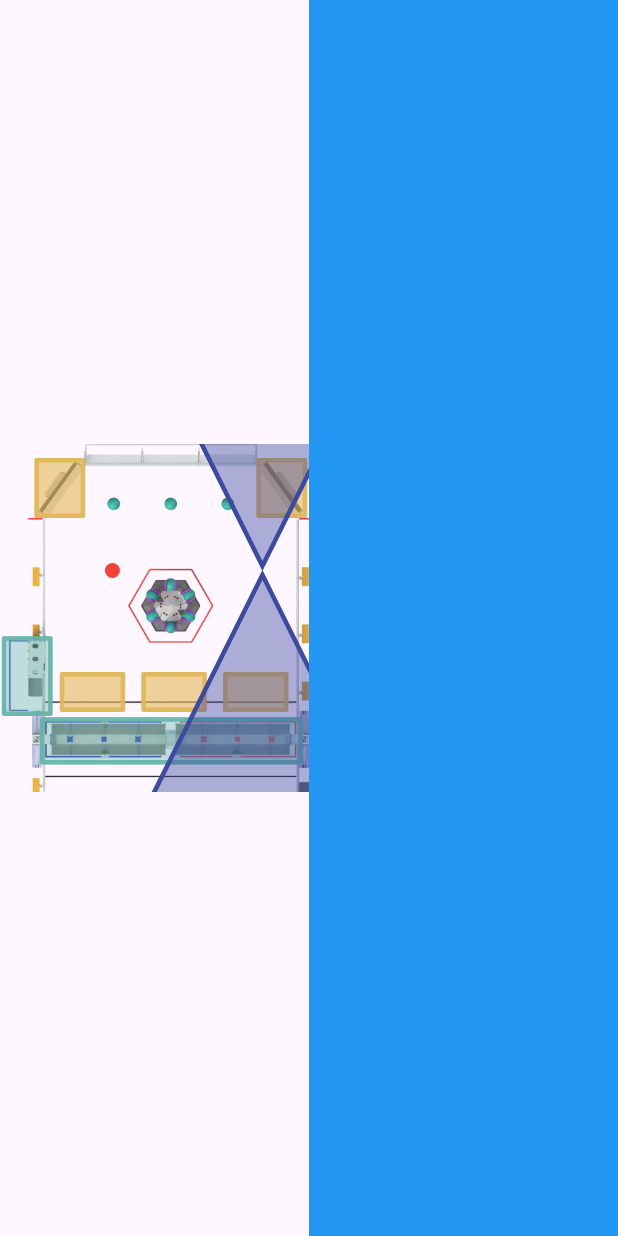
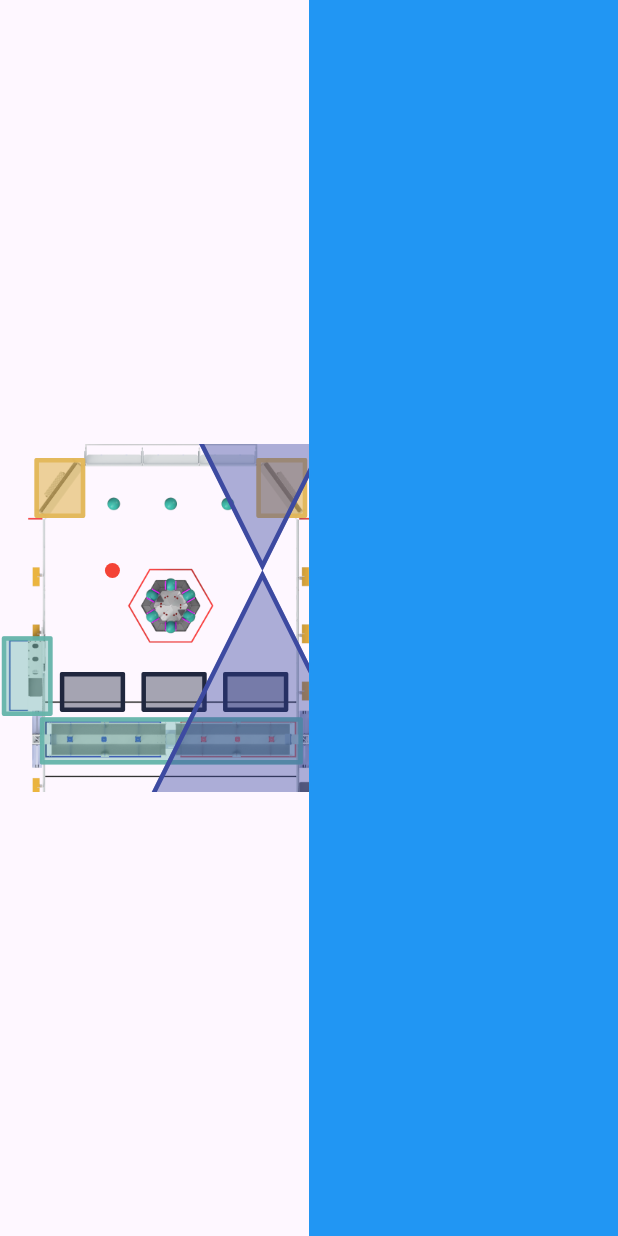
Before and after one commit to FRC-6998/scouting-app-2025, a Flutter app: the screen it shows after launch, on a phone screen of 412 x 824 dp. Run offline on Flutter 3.47's test engine with Material 3 defaults, Android fonts, the phone set to English and light mode, and no system bars.

Commit message:
refactor: 1.move fieldWidgets to widgets folder 2.add constants.dart 3.use packed InkWellContainer in fieldWidgets.dart(only comment old code)

```diff
--- /dev/null
+++ b/lib/constants.dart
@@ -0,0 +1,22 @@
+import 'package:flutter/material.dart';
+
+class AppColors {
+  static const Color sourceAreaColor = Color(0x99E2B656);
+  static const Color sourceBorderColor = Color(0xE6E2B656);
+
+  static const Color scoreAreaColor = Color(0x6663B3A9);
+  static const Color scoreBorderColor = Color(0xE663B3A9);
+
+  static const Color reefAreaColor = Color(0x66303E9B);
+  static const Color reefBorderColor = Color(0xFF3D4AA1);
+
+  static const Color reefBtnColor = Color(0x66BA41D3);
+  static const Color reefBtnBorderColor = Color(0xE6BA41D3);
+
+  static const Color prematchBtnColor = Color(0x6620273E);
+  static const Color prematchBtnBorderColor = Color(0xFF20273E);
+}
+
+class AppRadius {
+  static const double fieldAreaRadius = 5;
+}
--- a/lib/main.dart
+++ b/lib/main.dart
@@ -1,7 +1,8 @@
 import 'package:flutter/material.dart';
 import 'dart:math' as math;
 
-import 'util/fieldWidgets.dart';
+import 'widgets/fieldWidgets.dart';
+import 'constants.dart';
 
 void main() {
   runApp(const MyApp());
@@ -259,108 +260,150 @@ class _MyHomePageState extends State<MyHomePage> {
                   child: Stack(
                     children: [
                       Image.asset('assets/images/2025field.png'),
-                      // InkwellContainer(
-                      //   left: 95,
-                      //   top: 40,
-                      //   width: 140,
-                      //   height: 165,
-                      //   factor: fieldFactor,
-                      //   color: Color(0x99E2B656),
-                      //   borderColor: Color(0xE6E2B656),
-                      //   borderWidth: 3,
-                      //   borderRadius: areaRadius,
-                      //   onTap: () {
-                      //     print(fieldFactor);
-                      //   },
-                      // ),
-                      Positioned(
-                        left: 95 * fieldFactor,
-                        top: 40 * fieldFactor,
-                        child: InkWell(
+                      InkwellContainer(
+                        left: 95,
+                        top: 40,
+                        width: 140,
+                        height: 165,
+                        factor: fieldFactor,
+                        color: AppColors.sourceAreaColor,
+                        borderColor: AppColors.sourceBorderColor,
+                        borderWidth: 3,
+                        borderRadius: AppRadius.fieldAreaRadius,
                         onTap: () {
                           print(fieldFactor);
                         },
-                          child: Container(
-                            width: 140 * fieldFactor,
-                            height: 165 * fieldFactor,
-                            // color: Colors.green.withAlpha(100),
-                            decoration: BoxDecoration(
-                              color: Color(0x99E2B656),
-                              border: Border.all(
-                                color: Color(0xE6E2B656),
-                                width: 3,
                       ),
-                              borderRadius: BorderRadius.circular(areaRadius),
-                            ),
-                          ),
-                        ),
-                      ),
-                      Positioned(
-                        right: 5 * fieldFactor,
-                        top: 40 * fieldFactor,
-                        child: InkWell(
+                      InkwellContainer(
+                        right: 5,
+                        top: 40,
+                        width: 140,
+                        height: 165,
+                        factor: fieldFactor,
+                        color: AppColors.sourceAreaColor,
+                        borderColor: AppColors.sourceBorderColor,
+                        borderWidth: 3,
+                        borderRadius: AppRadius.fieldAreaRadius,
                         onTap: () {
                           print(fieldFactor);
                         },
-                          child: Container(
-                            width: 140 * fieldFactor,
-                            height: 165 * fieldFactor,
-                            // color: Colors.green.withAlpha(100),
-                            decoration: BoxDecoration(
-                              color: Color(0x99E2B656),
-                              border: Border.all(
-                                color: Color(0xE6E2B656),
-                                width: 3,
                       ),
-                              borderRadius: BorderRadius.circular(areaRadius),
-                            ),
-                          ),
-                        ),
-                      ),
-                      Positioned(
-                        left: 5 * fieldFactor,
-                        top: 531 * fieldFactor,
-                        child: InkWell(
+                      InkwellContainer(
+                        left: 5,
+                        top: 531,
+                        width: 140,
+                        height: 220,
+                        factor: fieldFactor,
+                        color: AppColors.scoreAreaColor,
+                        borderColor: AppColors.scoreBorderColor,
+                        borderWidth: 3,
+                        borderRadius: AppRadius.fieldAreaRadius,
                         onTap: () {
                           print(fieldFactor);
                         },
-                          child: Container(
-                            width: 140 * fieldFactor,
-                            height: 220 * fieldFactor,
-                            // color: Colors.green.withAlpha(100),
-                            decoration: BoxDecoration(
-                              color: Color(0x6663B3A9),
-                              border: Border.all(
-                                color: Color(0xE663B3A9),
-                                width: 3,
                       ),
-                              borderRadius: BorderRadius.circular(areaRadius),
-                            ),
-                          ),
-                        ),
-                      ),
-                      Positioned(
-                        left: 110 * fieldFactor,
-                        top: 755 * fieldFactor,
-                        child: InkWell(
+                      InkwellContainer(
+                        left: 110,
+                        top: 755,
+                        width: 725,
+                        height: 130,
+                        factor: fieldFactor,
+                        color: AppColors.scoreAreaColor,
+                        borderColor: AppColors.scoreBorderColor,
+                        borderWidth: 3,
+                        borderRadius: AppRadius.fieldAreaRadius,
                         onTap: () {
                           print(fieldFactor);
                         },
-                          child: Container(
-                            width: 725 * fieldFactor,
-                            height: 130 * fieldFactor,
-                            // color: Colors.green.withAlpha(100),
-                            decoration: BoxDecoration(
-                              color: Color(0x6663B3A9),
-                              border: Border.all(
-                                color: Color(0xE663B3A9),
-                                width: 3,
                       ),
-                              borderRadius: BorderRadius.circular(areaRadius),
-                            ),
-                          ),
-                        ),
-                      ),
+                      // Positioned(
+                      //   left: 95 * fieldFactor,
+                      //   top: 40 * fieldFactor,
+                      //   child: InkWell(
+                      //     onTap: () {
+                      //       print(fieldFactor);
+                      //     },
+                      //     child: Container(
+                      //       width: 140 * fieldFactor,
+                      //       height: 165 * fieldFactor,
+                      //       // color: Colors.green.withAlpha(100),
+                      //       decoration: BoxDecoration(
+                      //         color: Color(0x99E2B656),
+                      //         border: Border.all(
+                      //           color: Color(0xE6E2B656),
+                      //           width: 3,
+                      //         ),
+                      //         borderRadius: BorderRadius.circular(areaRadius),
+                      //       ),
+                      //     ),
+                      //   ),
+                      // ),
+                      // Positioned(
+                      //   right: 5 * fieldFactor,
+                      //   top: 40 * fieldFactor,
+                      //   child: InkWell(
+                      //     onTap: () {
+                      //       print(fieldFactor);
+                      //     },
+                      //     child: Container(
+                      //       width: 140 * fieldFactor,
+                      //       height: 165 * fieldFactor,
+                      //       // color: Colors.green.withAlpha(100),
+                      //       decoration: BoxDecoration(
+                      //         color: Color(0x99E2B656),
+                      //         border: Border.all(
+                      //           color: Color(0xE6E2B656),
+                      //           width: 3,
+                      //         ),
+                      //         borderRadius: BorderRadius.circular(areaRadius),
+                      //       ),
+                      //     ),
+                      //   ),
+                      // ),
+                      // Positioned(
+                      //   left: 5 * fieldFactor,
+                      //   top: 531 * fieldFactor,
+                      //   child: InkWell(
+                      //     onTap: () {
+                      //       print(fieldFactor);
+                      //     },
+                      //     child: Container(
+                      //       width: 140 * fieldFactor,
+                      //       height: 220 * fieldFactor,
+                      //       // color: Colors.green.withAlpha(100),
+                      //       decoration: BoxDecoration(
+                      //         color: Color(0x6663B3A9),
+                      //         border: Border.all(
+                      //           color: Color(0xE663B3A9),
+                      //           width: 3,
+                      //         ),
+                      //         borderRadius: BorderRadius.circular(areaRadius),
+                      //       ),
+                      //     ),
+                      //   ),
+                      // ),
+                      // Positioned(
+                      //   left: 110 * fieldFactor,
+                      //   top: 755 * fieldFactor,
+                      //   child: InkWell(
+                      //     onTap: () {
+                      //       print(fieldFactor);
+                      //     },
+                      //     child: Container(
+                      //       width: 725 * fieldFactor,
+                      //       height: 130 * fieldFactor,
+                      //       // color: Colors.green.withAlpha(100),
+                      //       decoration: BoxDecoration(
+                      //         color: Color(0x6663B3A9),
+                      //         border: Border.all(
+                      //           color: Color(0xE663B3A9),
+                      //           width: 3,
+                      //         ),
+                      //         borderRadius: BorderRadius.circular(areaRadius),
+                      //       ),
+                      //     ),
+                      //   ),
+                      // ),
                       // Positioned(
                       //   left: 110 * fieldFactor,
                       //   top: 600 * fieldFactor,
@@ -391,62 +434,86 @@ class _MyHomePageState extends State<MyHomePage> {
                             height: 110 * fieldFactor,
                             child: Row(
                               children: [
-                                InkWell(
-                                  onTap: () {
-                                    print(fieldFactor);
-                                  },
-                                  child: Container(
-                                    width: 180 * fieldFactor,
-                                    // color: Colors.green.withAlpha(100),
-                                    decoration: BoxDecoration(
-                                      color: Color(0x99E2B656),
-                                      border: Border.all(
-                                        color: Color(0xE6E2B656),
-                                        width: 3,
+                                InkwellContainer(
+                                  width: 180,
+                                  factor: fieldFactor,
+                                  color: AppColors.prematchBtnColor,
+                                  borderColor: AppColors.prematchBtnBorderColor,
+                                  borderWidth: 3,
+                                  borderRadius: AppRadius.fieldAreaRadius,
                                 ),
-                                      borderRadius:
-                                          BorderRadius.circular(areaRadius),
+                                // InkWell(
+                                //   onTap: () {
+                                //     print(fieldFactor);
+                                //   },
+                                //   child: Container(
+                                //     width: 180 * fieldFactor,
+                                //     // color: Colors.green.withAlpha(100),
+                                //     decoration: BoxDecoration(
+                                //       color: Color(0x99E2B656),
+                                //       border: Border.all(
+                                //         color: Color(0xE6E2B656),
+                                //         width: 3,
+                                //       ),
+                                //       borderRadius:
+                                //           BorderRadius.circular(areaRadius),
+                                //     ),
+                                //   ),
+                                // ),
+                                Spacer(),
+                                InkwellContainer(
+                                  width: 180,
+                                  factor: fieldFactor,
+                                  color: AppColors.prematchBtnColor,
+                                  borderColor: AppColors.prematchBtnBorderColor,
+                                  borderWidth: 3,
+                                  borderRadius: AppRadius.fieldAreaRadius,
                                 ),
+                                // InkWell(
+                                //   onTap: () {
+                                //     print(fieldFactor);
+                                //   },
+                                //   child: Container(
+                                //     width: 180 * fieldFactor,
+                                //     // color: Colors.green.withAlpha(100),
+                                //     decoration: BoxDecoration(
+                                //       color: Color(0x99E2B656),
+                                //       border: Border.all(
+                                //         color: Color(0xE6E2B656),
+                                //         width: 3,
+                                //       ),
+                                //       borderRadius:
+                                //           BorderRadius.circular(areaRadius),
+                                //     ),
+                                //   ),
+                                // ),
+                                Spacer(),
+                                InkwellContainer(
+                                  width: 180,
+                                  factor: fieldFactor,
+                                  color: AppColors.prematchBtnColor,
+                                  borderColor: AppColors.prematchBtnBorderColor,
+                                  borderWidth: 3,
+                                  borderRadius: AppRadius.fieldAreaRadius,
                                 ),
-                                ),
-                                Spacer(),
-                                InkWell(
-                                  onTap: () {
-                                    print(fieldFactor);
-                                  },
-                                  child: Container(
-                                    width: 180 * fieldFactor,
-                                    // color: Colors.green.withAlpha(100),
-                                    decoration: BoxDecoration(
-                                      color: Color(0x99E2B656),
-                                      border: Border.all(
-                                        color: Color(0xE6E2B656),
-                                        width: 3,
-                                      ),
-                                      borderRadius:
-                                          BorderRadius.circular(areaRadius),
-                                    ),
-                                  ),
-                                ),
-                                Spacer(),
-                                InkWell(
-                                  onTap: () {
-                                    print(fieldFactor);
-                                  },
-                                  child: Container(
-                                    width: 180 * fieldFactor,
-                                    // color: Colors.green.withAlpha(100),
-                                    decoration: BoxDecoration(
-                                      color: Color(0x99E2B656),
-                                      border: Border.all(
-                                        color: Color(0xE6E2B656),
-                                        width: 3,
-                                      ),
-                                      borderRadius:
-                                          BorderRadius.circular(areaRadius),
-                                    ),
-                                  ),
-                                ),
+                                // InkWell(
+                                //   onTap: () {
+                                //     print(fieldFactor);
+                                //   },
+                                //   child: Container(
+                                //     width: 180 * fieldFactor,
+                                //     // color: Colors.green.withAlpha(100),
+                                //     decoration: BoxDecoration(
+                                //       color: Color(0x99E2B656),
+                                //       border: Border.all(
+                                //         color: Color(0xE6E2B656),
+                                //         width: 3,
+                                //       ),
+                                //       borderRadius:
+                                //           BorderRadius.circular(areaRadius),
+                                //     ),
+                                //   ),
+                                // ),
                               ],
                             )),
                       ),
--- a/lib/util/fieldWidgets.dart
+++ b/lib/widgets/fieldWidgets.dart
@@ -7,8 +7,8 @@ class InkwellContainer extends StatelessWidget {
   final double? right;
   final double? bottom;
 
-  final double width;
-  final double height;
+  final double? width;
+  final double? height;
 
   final double factor;
 
@@ -27,8 +27,8 @@ class InkwellContainer extends StatelessWidget {
     this.left,
     this.right,
     this.bottom,
-    required this.width,
-    required this.height,
+    this.width,
+    this.height,
     this.factor = 1,
     this.color = Colors.blue,
     this.borderColor = Colors.black,
@@ -39,7 +39,7 @@ class InkwellContainer extends StatelessWidget {
   });
   // }) : super(key: key);
 
-  double? _scaleValue(double? value, double factor) {
+  double? _multiplyIfNotNull(double? value, double factor) {
     return value != null ? value * factor : null;
   }
 
@@ -49,8 +49,8 @@ class InkwellContainer extends StatelessWidget {
       onTap: onTap,
       onTapDown: onTapDown,
       child: Container(
-        width: width * factor,
-        height: height * factor,
+        width: _multiplyIfNotNull(width, factor),
+        height: _multiplyIfNotNull(height, factor),
         decoration: BoxDecoration(
           color: color,
           border: Border.all(
@@ -64,10 +64,10 @@ class InkwellContainer extends StatelessWidget {
 
     if (top != null || left != null || right != null || bottom != null) {
       return Positioned(
-        top: _scaleValue(top, factor),
-        left: _scaleValue(left, factor),
-        right: _scaleValue(right, factor),
-        bottom: _scaleValue(bottom, factor),
+        top: _multiplyIfNotNull(top, factor),
+        left: _multiplyIfNotNull(left, factor),
+        right: _multiplyIfNotNull(right, factor),
+        bottom: _multiplyIfNotNull(bottom, factor),
         child: inkwellContainer,
       );
     }
```
Lines whose indentation alone changed are shown as unchanged.
